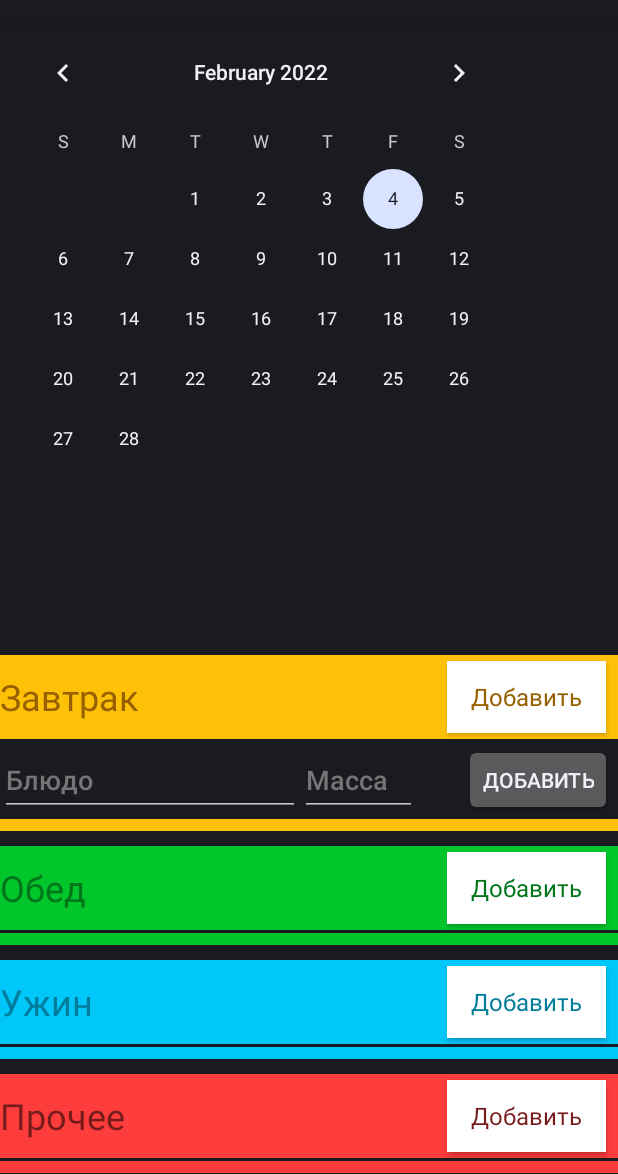
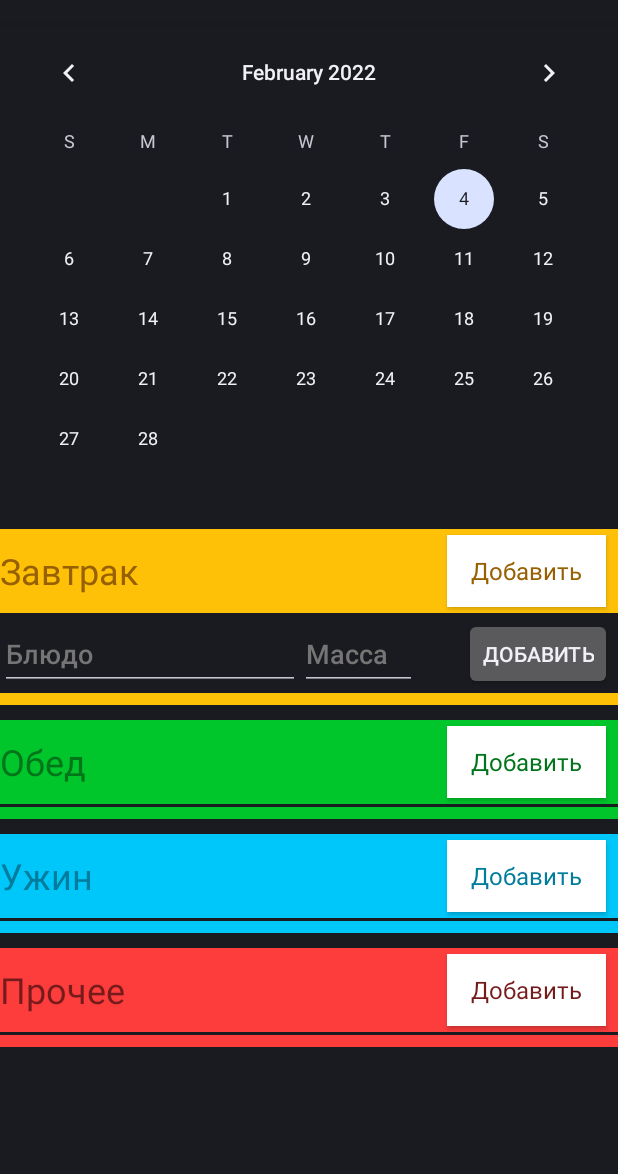
Before and after one commit to Fuuulkrum7/FoodJournal, an Android app: the fragment HomeFragment shown on its own in the app's theme, in the options menu, after a tap on "Календарь", on a phone screen of 412 x 824 dp, the part 62-1236 px from its top. Run offline under Robolectric (Android 15) with nearby library versions, the phone set to English and light mode, and no system bars.

Commit message:
Okkkkk, still fixing bugs

```diff
--- a/app/src/main/java/com/example/journal/EatingFragmentsController.java
+++ b/app/src/main/java/com/example/journal/EatingFragmentsController.java
@@ -52,6 +52,25 @@ public class EatingFragmentsController implements View.OnClickListener {
         catch (Exception e){
             return false;
         }
+    }
+
+    public void setData(View view){
+        // Получаем все и вся
+        breakfastContainer = (LinearLayout) view.findViewById(R.id.breakfastContainer);
+        lunchContainer = (LinearLayout) view.findViewById(R.id.lunchContainer);
+        dinnerContainer = (LinearLayout) view.findViewById(R.id.dinnerContainer);
+        otherContainer = (LinearLayout) view.findViewById(R.id.otherContainer);
+
+        addBreakfast = (Button) view.findViewById(R.id.addBreakfast);
+        addLunch = (Button) view.findViewById(R.id.addLunch);
+        addDinner = (Button) view.findViewById(R.id.addDinner);
+        addOther = (Button) view.findViewById(R.id.addOther);
+
+        // Ставим прослушку на кнопки
+        addBreakfast.setOnClickListener(this);
+        addLunch.setOnClickListener(this);
+        addDinner.setOnClickListener(this);
+        addOther.setOnClickListener(this);
     }
 
     public void hideButtons(){
--- a/app/src/main/java/com/example/journal/ui/home/HomeFragment.java
+++ b/app/src/main/java/com/example/journal/ui/home/HomeFragment.java
@@ -9,7 +9,7 @@ import android.view.MenuInflater;
 import android.view.MenuItem;
 import android.view.View;
 import android.view.ViewGroup;
-import android.widget.Button;
+import android.view.ViewTreeObserver;
 import android.widget.CalendarView;
 import android.widget.LinearLayout;
 import android.widget.ScrollView;
@@ -72,21 +72,7 @@ public class HomeFragment extends Fragment {
         );
 
         // Получаем все и вся
-        controller.breakfastContainer = (LinearLayout) view.findViewById(R.id.breakfastContainer);
-        controller.lunchContainer = (LinearLayout) view.findViewById(R.id.lunchContainer);
-        controller.dinnerContainer = (LinearLayout) view.findViewById(R.id.dinnerContainer);
-        controller.otherContainer = (LinearLayout) view.findViewById(R.id.otherContainer);
-
-        controller.addBreakfast = (Button) view.findViewById(R.id.addBreakfast);
-        controller.addLunch = (Button) view.findViewById(R.id.addLunch);
-        controller.addDinner = (Button) view.findViewById(R.id.addDinner);
-        controller.addOther = (Button) view.findViewById(R.id.addOther);
-
-        // Ставим прослушку на кнопки
-        controller.addBreakfast.setOnClickListener(controller);
-        controller.addLunch.setOnClickListener(controller);
-        controller.addDinner.setOnClickListener(controller);
-        controller.addOther.setOnClickListener(controller);
+        controller.setData(view);
 
         Date date1 = new Date();
         String date = (new SimpleDateFormat("dd.MM.yyyy")).format(date1);
@@ -106,10 +92,13 @@ public class HomeFragment extends Fragment {
     public boolean onOptionsItemSelected(@NonNull MenuItem item) {
         switch (item.getItemId()) {
             case R.id.show_calendar:  {
+                // Если календарь уже создан
                 if (calendar != null){
+                    // начинаем двигать scrollView назад
                     ((ScrollView) getActivity().findViewById(R.id.scrollView)).animate()
                             .translationY(0);
 
+                    // Прячем календарь, ставя альфа-канал на 0 и двигая его вверх
                     calendar.setAlpha(0);
                     calendar.animate()
                         .translationY(0)
@@ -125,25 +114,47 @@ public class HomeFragment extends Fragment {
                     return true;
                 }
 
+                // Штука для добавления новых элементов в контсреинт
                 ConstraintSet set = new ConstraintSet();
 
+                // Создаем календарь, попутно выставляя нужные парметры и привязывая прослушку на вабор даты
                 calendar = new CalendarView(MainActivity.getContext());
+                calendar.setLayoutParams(new LinearLayout.LayoutParams(ViewGroup.LayoutParams.MATCH_PARENT, 0));
                 calendar.setOnDateChangeListener(onDateChangeListener);
                 calendar.setId(View.generateViewId());
+
+                // Если переменная, сохраняющая дату, уже существует
+                // (т.е. когда мы один раз выбрали дату с помощью календаря, мы ее так запоминаем)
                 if (date != null)
                     calendar.setDate(date.getTimeInMillis());
 
+                // добавляем календарь
                 layout.addView(calendar, 0);
 
+                // Отвязываем прокрутку от верхней части страницы
                 ScrollView scrollView = (ScrollView) getActivity().findViewById(R.id.scrollView);
                 set.clear(scrollView.getId(), ConstraintSet.TOP);
 
+                // Привязываем кандарь и прокрутку
                 set.connect(scrollView.getId(), ConstraintSet.TOP, calendar.getId(), ConstraintSet.BOTTOM);
                 set.connect(calendar.getId(), ConstraintSet.TOP, layout.getId(), ConstraintSet.TOP);
 
-                // TODO исправить баг со съезжанием scrollView
-                scrollView.animate()
-                        .translationY(calendar.getHeight() + scrollView.getHeight() + 100);
+                // Это прослушка, которая будет вызвана после того, как календарь создастся
+                // и мы наконец-то сможем получить его высоту
+                calendar.getViewTreeObserver().addOnGlobalLayoutListener(new ViewTreeObserver.OnGlobalLayoutListener() {
+                    @Override
+                    public void onGlobalLayout() {
+                        // Чтобы не было последующих вызовов
+                        // (они происходят при каждом изменении календаря)
+                        // мы отвязываем прослушку
+                        calendar.getViewTreeObserver().removeOnGlobalLayoutListener(this);
+                         // Двигаем прокуртку
+                        scrollView.animate()
+                                .translationY(calendar.getHeight());
+                    }
+                });
+
+                // Заставляем календарь красиво появиться
                 calendar.setAlpha(0f);
                 calendar.animate()
                         .translationY(calendar.getHeight())
--- a/app/src/main/res/layout/fragment_home.xml
+++ b/app/src/main/res/layout/fragment_home.xml
@@ -12,6 +12,7 @@
         android:id="@+id/scrollView"
         android:layout_width="match_parent"
         android:layout_height="0dp"
+        app:layout_constraintBottom_toBottomOf="parent"
         app:layout_constraintEnd_toEndOf="parent"
         app:layout_constraintStart_toStartOf="parent"
         app:layout_constraintTop_toTopOf="parent">
```
